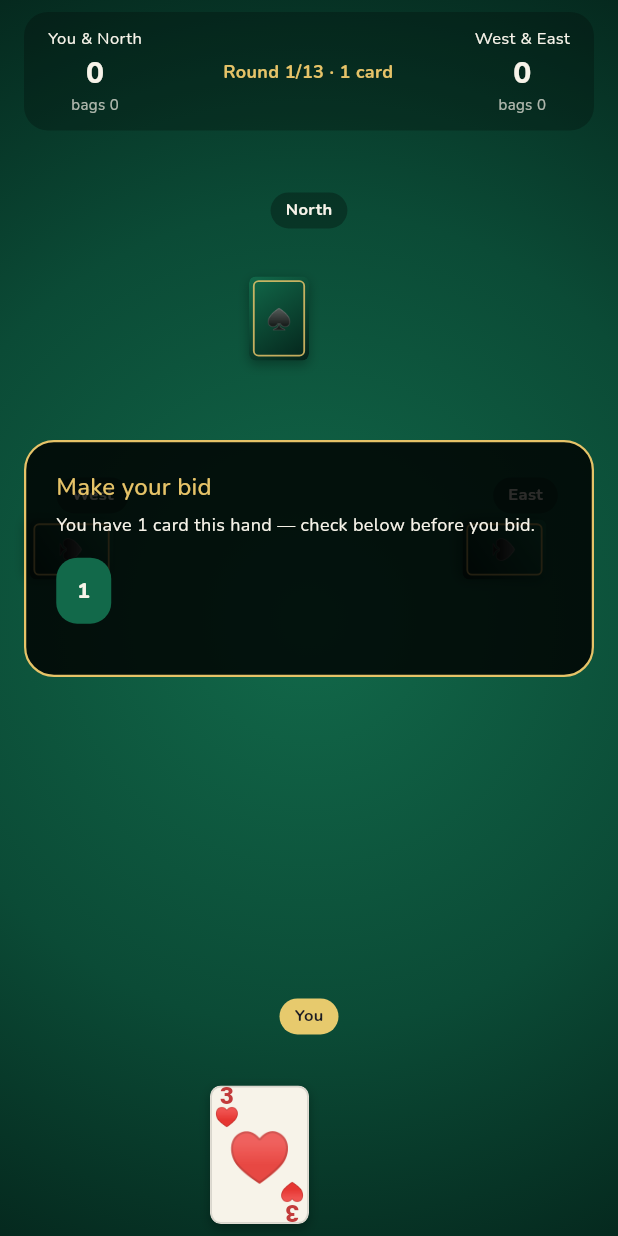
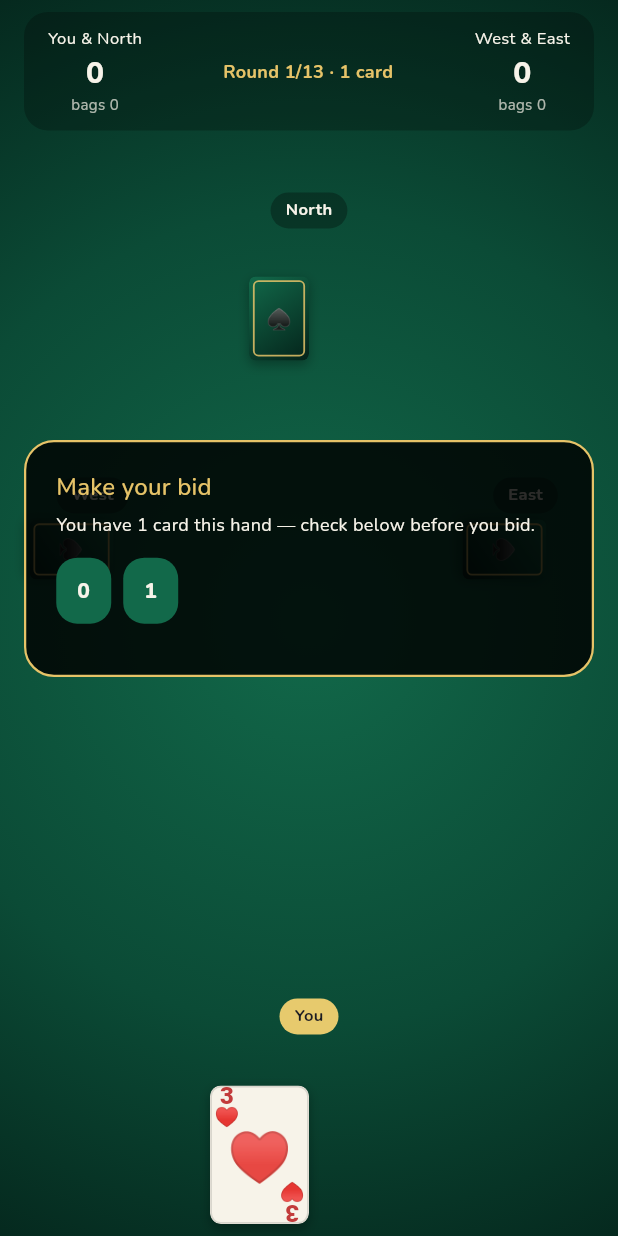
Before and after one commit to veluribharath/spades, a Flutter app: the TableScreen screen opened directly, on a phone screen of 412 x 824 dp. Run offline on Flutter 3.47's test engine with Material 3 defaults, Android fonts, the phone set to English and light mode, and no system bars; our stand-ins replace flutter_animate, flutter_riverpod, google_fonts.

Commit message:
Allow bidding 0 and add hover polish to bid chips
Progressive Spades has Nil disabled, but the bid panel only offered
chips from 1 up to the hand size, leaving no way to bid zero tricks
at all. Add a plain "0" chip whenever Nil is off — a regular 0 bid is
already handled correctly by the scoring engine, it just had no UI
entry point.

Also give the bid chips a hover state (subtle scale-up + gold glow)
for a nicer feel on desktop/web pointer input.

Co-Authored-By: Claude Sonnet 5 <noreply@anthropic.com>
Claude-Session: https://claude.ai/code/session_01UCoULJXp87ooD3as2UHaqv

```diff
--- a/mobile/lib/ui/widgets/bid_dialog.dart
+++ b/mobile/lib/ui/widgets/bid_dialog.dart
@@ -61,7 +61,9 @@ class BidPanel extends StatelessWidget {
             spacing: 8,
             runSpacing: 8,
             children: [
-              for (var i = 1; i <= maxBid; i++)
+              // A plain 0 bid is only offered when Nil is off — otherwise
+              // "Nil" below is the (bonus-carrying) way to bid zero tricks.
+              for (var i = config.nilEnabled ? 1 : 0; i <= maxBid; i++)
                 _BidChip(label: '$i', onTap: () => onBid(Bid.regular(i))),
             ],
           ),
@@ -95,7 +97,7 @@ class BidPanel extends StatelessWidget {
   }
 }
 
-class _BidChip extends StatelessWidget {
+class _BidChip extends StatefulWidget {
   const _BidChip({
     required this.label,
     required this.onTap,
@@ -109,24 +111,71 @@ class _BidChip extends StatelessWidget {
   final bool enabled;
 
   @override
+  State<_BidChip> createState() => _BidChipState();
+}
+
+class _BidChipState extends State<_BidChip> {
+  bool _hovering = false;
+
+  @override
   Widget build(BuildContext context) {
+    final baseColor = widget.accent ? AppColors.gold : AppColors.feltLight;
+    final hoverColor = widget.accent
+        ? Color.lerp(AppColors.gold, Colors.white, 0.15)!
+        : AppColors.feltLight.withValues(alpha: 0.7);
+    final active = widget.enabled && _hovering;
+
     return Opacity(
-      opacity: enabled ? 1 : 0.4,
+      opacity: widget.enabled ? 1 : 0.4,
+      child: MouseRegion(
+        cursor: widget.enabled
+            ? SystemMouseCursors.click
+            : SystemMouseCursors.basic,
+        onEnter: (_) => setState(() => _hovering = true),
+        onExit: (_) => setState(() => _hovering = false),
+        child: AnimatedScale(
+          scale: active ? 1.08 : 1.0,
+          duration: const Duration(milliseconds: 120),
+          curve: Curves.easeOut,
+          child: AnimatedContainer(
+            duration: const Duration(milliseconds: 120),
+            curve: Curves.easeOut,
+            decoration: BoxDecoration(
+              borderRadius: BorderRadius.circular(14),
+              boxShadow: active
+                  ? [
+                      BoxShadow(
+                        color: AppColors.gold.withValues(alpha: 0.45),
+                        blurRadius: 12,
+                        spreadRadius: 1,
+                      ),
+                    ]
+                  : const [],
+            ),
             child: Material(
-        color: accent ? AppColors.gold : AppColors.feltLight,
+              color: active ? hoverColor : baseColor,
               borderRadius: BorderRadius.circular(14),
               child: InkWell(
-          onTap: enabled ? onTap : null,
+                onTap: widget.enabled ? widget.onTap : null,
                 borderRadius: BorderRadius.circular(14),
+                hoverColor: Colors.transparent,
                 child: Padding(
-            padding: const EdgeInsets.symmetric(horizontal: 14, vertical: 12),
+                  padding: const EdgeInsets.symmetric(
+                    horizontal: 14,
+                    vertical: 12,
+                  ),
                   child: Text(
-              label,
+                    widget.label,
                     style: TextStyle(
                       fontWeight: FontWeight.w800,
-                color: accent ? AppColors.spadeInk : AppColors.cream,
+                      color: widget.accent
+                          ? AppColors.spadeInk
+                          : AppColors.cream,
                     ),
                     textAlign: TextAlign.center,
+                  ),
+                ),
+              ),
             ),
           ),
         ),
```
Lines whose indentation alone changed are shown as unchanged.
